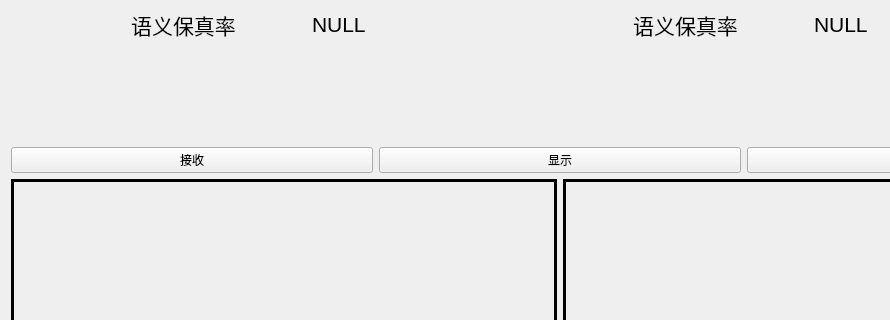
Foxerity/pipeline, file ui/receive/receive_img_tab.ui: the form before one commit; both pictures show x 0 to 890 and y 304 to 624 of the 1120 by 900 pixel window.
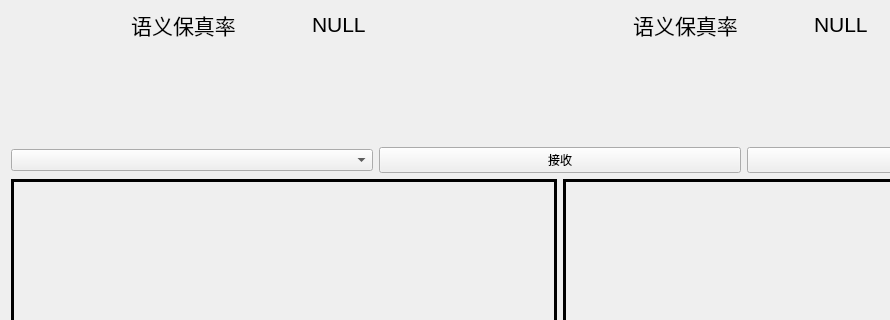
The form after the commit.

The edit to the form file:
```diff
--- a/ui/receive/receive_img_tab.ui
+++ b/ui/receive/receive_img_tab.ui
@@ -156,22 +156,12 @@
      <item>
       <layout class="QHBoxLayout" name="horizontalLayout_2">
        <item>
-        <widget class="QPushButton" name="receiveButton_2">
-         <property name="text">
-          <string>接收</string>
-         </property>
-        </widget>
+        <widget class="QComboBox" name="comboBox_2"/>
        </item>
        <item>
-        <widget class="QPushButton" name="showButton_2">
-         <property name="minimumSize">
-          <size>
-           <width>0</width>
-           <height>0</height>
-          </size>
-         </property>
+        <widget class="QPushButton" name="receiveButton_2">
          <property name="text">
-          <string>显示</string>
+          <string>接收</string>
          </property>
         </widget>
        </item>
```
